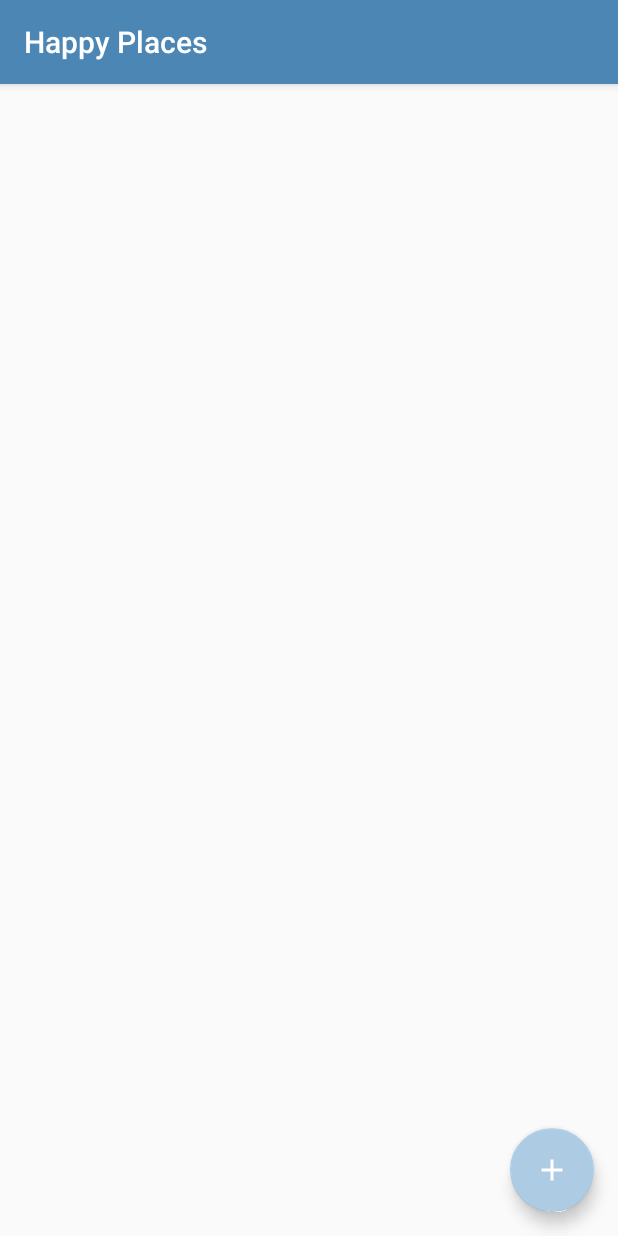
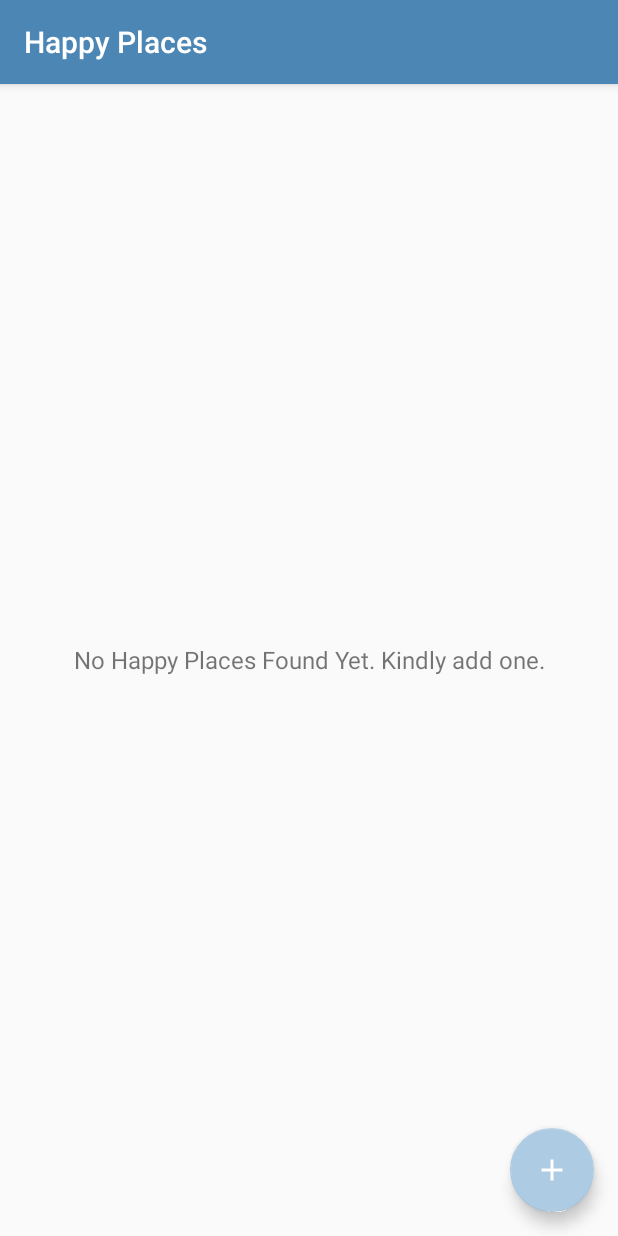
Before and after one commit to dali010/Happy-Places, an Android app: the screen it shows after launch (MainActivity), on a phone screen of 412 x 824 dp. Run offline under Robolectric (Android 15) with nearby library versions, the phone set to English and light mode, and no system bars.

Commit message:
preparing the recycler view

```diff
--- a/app/src/main/res/layout/activity_main.xml
+++ b/app/src/main/res/layout/activity_main.xml
@@ -5,6 +5,25 @@
     android:layout_width="match_parent"
     android:layout_height="match_parent"
     tools:context=".activities.MainActivity">
+
+    <androidx.recyclerview.widget.RecyclerView
+        android:id="@+id/rv_happy_places_list"
+        android:layout_width="match_parent"
+        android:layout_height="match_parent"
+        android:visibility="gone"
+        tools:visibility="gone"/>
+
+    <TextView
+        android:id="@+id/tv_no_records_available"
+        android:layout_width="match_parent"
+        android:layout_height="match_parent"
+        android:gravity="center"
+        android:text="@string/note_text_no_happy_places_found_yet"
+        android:textSize="@dimen/no_records_available_text_size"
+        android:visibility="visible"
+        tools:visibility="visible"
+        />
+
 
     <com.google.android.material.floatingactionbutton.FloatingActionButton
         android:id="@+id/fabAddHappyPlace"
--- a/app/src/main/res/values/dimens.xml
+++ b/app/src/main/res/values/dimens.xml
@@ -19,6 +19,7 @@
     <dimen name="image_border_stroke_size">0.5dp</dimen>
     <dimen name="add_place_image_shape_radius">3dp</dimen>
     <dimen name="button_radius">10dp</dimen>
+    <dimen name="no_records_available_text_size">16sp</dimen>
     <!--END-->
 
 </resources>
--- a/app/src/main/res/values/strings.xml
+++ b/app/src/main/res/values/strings.xml
@@ -9,5 +9,6 @@
     <string name="edit_text_hint_location">Location</string>
     <string name="text_add_image">ADD IMAGE</string>
     <string name="btn_text_save">SAVE</string>
+    <string name="note_text_no_happy_places_found_yet">No Happy Places Found Yet. Kindly add one. </string>
     <!--END-->
 </resources>
```
